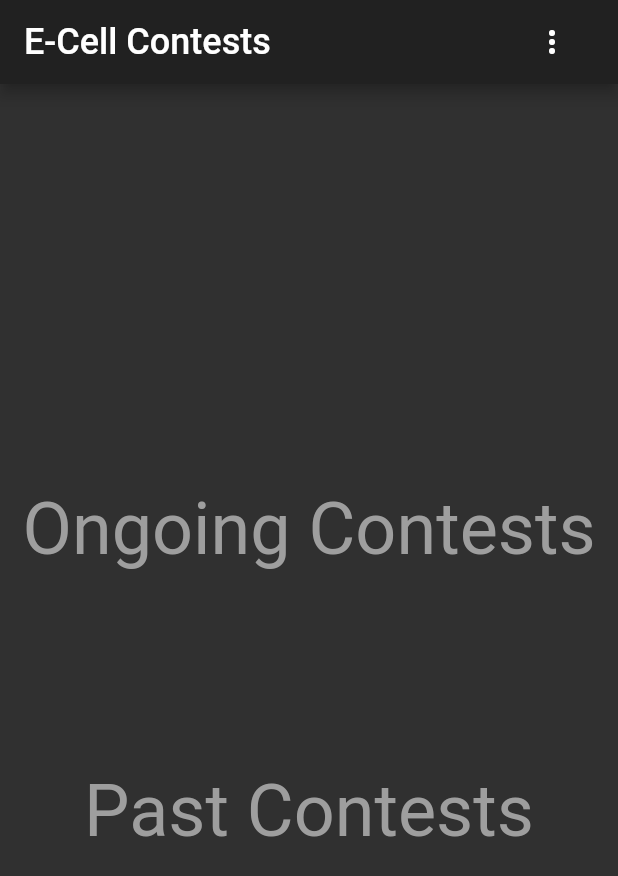
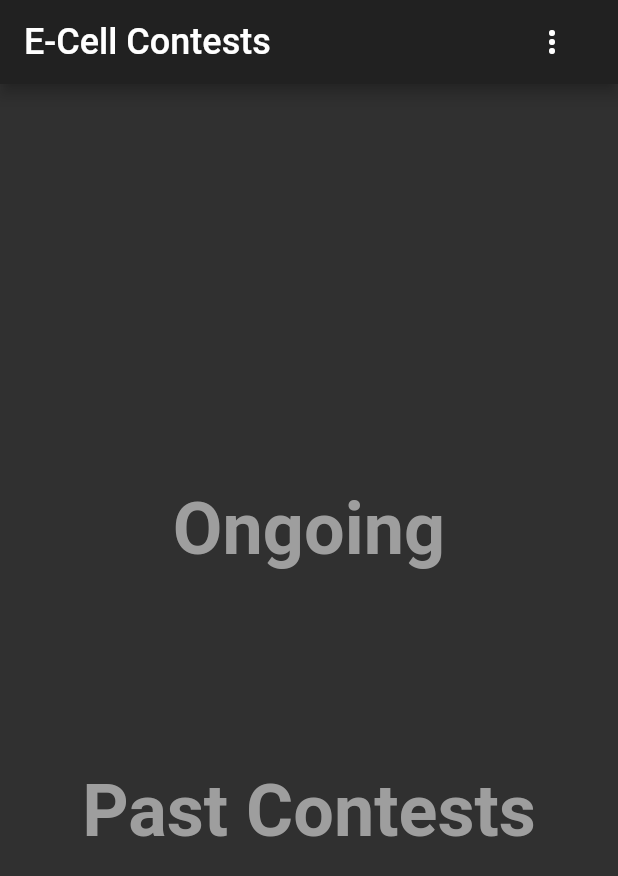
Before and after one commit to E-Cell-IITMandi/E-Cell-Contests, a Flutter app: the screen it shows after launch, on a phone screen of 412 x 824 dp. Shown: the top 876 px of the screen. Run offline on Flutter 3.47's test engine with Material 2 defaults, Android fonts, the phone set to English and light mode, and no system bars; our stand-ins replace cloud_firestore, firebase_auth, firebase_core, google_sign_in; accounts and stored records are empty.

Commit message:
Bold and center headings

```diff
--- a/lib/CurrentContests.dart
+++ b/lib/CurrentContests.dart
@@ -31,8 +31,13 @@ class _CurrentContestsState extends State<CurrentContests> {
             Container(
               padding: EdgeInsets.only(top: 48.0, bottom: 16.0),
               child: Text(
-                'Ongoing Contests',
-                style: TextStyle(fontSize: 48.0, color: Colors.grey),
+                'Ongoing',
+                style: TextStyle(
+                  fontSize: 48.0,
+                  color: Colors.grey,
+                  fontWeight: FontWeight.bold,
+                ),
+                textAlign: TextAlign.center,
               ),
             ),
             FutureBuilder(
@@ -103,7 +108,12 @@ class _CurrentContestsState extends State<CurrentContests> {
               padding: EdgeInsets.only(top: 96.0, bottom: 16.0),
               child: Text(
                 'Past Contests',
-                style: TextStyle(fontSize: 48.0, color: Colors.grey),
+                style: TextStyle(
+                  fontSize: 48.0,
+                  color: Colors.grey,
+                  fontWeight: FontWeight.bold,
+                ),
+                textAlign: TextAlign.center,
               ),
             ),
             FutureBuilder(
@@ -168,7 +178,7 @@ class _CurrentContestsState extends State<CurrentContests> {
           ),
           Container(
             width: 380.0,
-            height: 550.0,
+            height: 520.0,
             padding: EdgeInsets.symmetric(vertical: 8.0),
             child: FittedBox(
               fit: BoxFit.fill,
```
